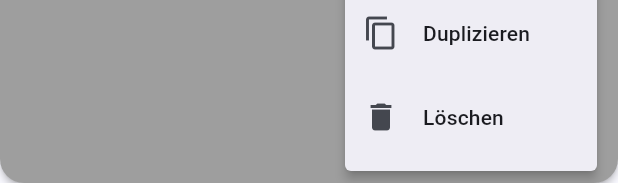
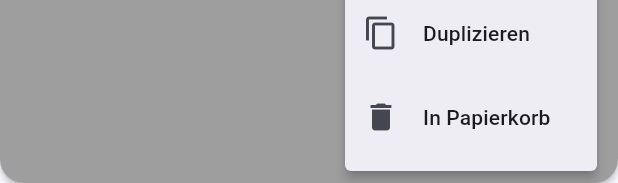
Before and after one commit to aaron-hausheer/Flutter_Test, a Flutter app: the StickyNoteTile widget shown alone on an empty page, opened directly with empty values, after a tap on the "keyboard control" icon, on a phone screen of 412 x 824 dp. Shown: the part 1053-1236 px from the top of the screen. Run offline on Flutter 3.47's test engine with Material 3 defaults, Android fonts, the phone set to English and light mode, and no system bars; our stand-ins replace supabase_flutter; accounts and stored records are empty.

Commit message:
Add recycle bin

```diff
--- a/lib/models/note.dart
+++ b/lib/models/note.dart
@@ -5,6 +5,7 @@ class Note {
   final DateTime createdAt;
   final int? groupId;
   final bool isFavorite;
+  final DateTime? deletedAt;
 
   const Note({
     required this.id,
@@ -13,6 +14,7 @@ class Note {
     required this.createdAt,
     required this.groupId,
     required this.isFavorite,
+    required this.deletedAt,
   });
 
   factory Note.fromMap(Map<String, dynamic> m) {
@@ -23,6 +25,8 @@ class Note {
     final DateTime createdAt = createdRaw is String ? DateTime.parse(createdRaw) : (createdRaw is DateTime ? createdRaw : DateTime.now());
     final int? groupId = m['group_id'] == null ? null : (m['group_id'] as num).toInt();
     final bool isFavorite = (m['is_favorite'] as bool?) ?? false;
-    return Note(id: id, title: title, content: content, createdAt: createdAt, groupId: groupId, isFavorite: isFavorite);
+    final dynamic delRaw = m['deleted_at'];
+    final DateTime? deletedAt = delRaw == null ? null : (delRaw is String ? DateTime.parse(delRaw) : (delRaw is DateTime ? delRaw : null));
+    return Note(id: id, title: title, content: content, createdAt: createdAt, groupId: groupId, isFavorite: isFavorite, deletedAt: deletedAt);
   }
 }
--- a/lib/widgets/sticky_note_tile.dart
+++ b/lib/widgets/sticky_note_tile.dart
@@ -8,6 +8,7 @@ class StickyNoteTile extends StatelessWidget {
   final bool selected;
   final Color tileColor;
   final bool isFavorite;
+  final bool inTrash;
   final VoidCallback onTap;
   final VoidCallback onLongPress;
   final VoidCallback onOpen;
@@ -15,6 +16,8 @@ class StickyNoteTile extends StatelessWidget {
   final VoidCallback onDuplicate;
   final VoidCallback onDelete;
   final VoidCallback onToggleFavorite;
+  final VoidCallback onRestore;
+  final VoidCallback onPurge;
 
   const StickyNoteTile({
     super.key,
@@ -25,6 +28,7 @@ class StickyNoteTile extends StatelessWidget {
     required this.selected,
     required this.tileColor,
     required this.isFavorite,
+    required this.inTrash,
     required this.onTap,
     required this.onLongPress,
     required this.onOpen,
@@ -32,6 +36,8 @@ class StickyNoteTile extends StatelessWidget {
     required this.onDuplicate,
     required this.onDelete,
     required this.onToggleFavorite,
+    required this.onRestore,
+    required this.onPurge,
   });
 
   @override
@@ -42,11 +48,7 @@ class StickyNoteTile extends StatelessWidget {
     final TextStyle bodyStyle = Theme.of(context).textTheme.bodyMedium!.copyWith(color: fg.withOpacity(0.95));
     final TextStyle footStyle = Theme.of(context).textTheme.bodySmall!.copyWith(color: fg.withOpacity(0.9));
 
-    return Semantics(
-      container: true,
-      label: title.isEmpty ? 'Notiz' : title,
-      hint: isFavorite ? 'Favorit' : '',
-      child: Material(
+    return Material(
       color: tileColor,
       elevation: 2,
       borderRadius: BorderRadius.circular(16),
@@ -54,8 +56,6 @@ class StickyNoteTile extends StatelessWidget {
         borderRadius: BorderRadius.circular(16),
         onTap: onTap,
         onLongPress: onLongPress,
-          child: ConstrainedBox(
-            constraints: const BoxConstraints(minWidth: 160, minHeight: 160),
         child: Padding(
           padding: const EdgeInsets.all(14),
           child: Column(
@@ -64,12 +64,11 @@ class StickyNoteTile extends StatelessWidget {
               Row(
                 children: <Widget>[
                   Expanded(child: Text(title.isEmpty ? 'Ohne Titel' : title, maxLines: 1, overflow: TextOverflow.ellipsis, style: titleStyle)),
-                      Tooltip(
-                        message: isFavorite ? 'Favorit entfernen' : 'Als Favorit markieren',
-                        child: IconButton(
+                  if (!inTrash)
+                    IconButton(
                       onPressed: onToggleFavorite,
                       icon: Icon(isFavorite ? Icons.star : Icons.star_border, color: fg),
-                        ),
+                      tooltip: isFavorite ? 'Favorit entfernen' : 'Als Favorit markieren',
                     ),
                 ],
               ),
@@ -82,17 +81,27 @@ class StickyNoteTile extends StatelessWidget {
                   PopupMenuButton<String>(
                     tooltip: 'Aktionen',
                     icon: Icon(Icons.more_horiz, color: fg),
-                        itemBuilder: (BuildContext c) => <PopupMenuEntry<String>>[
+                    itemBuilder: (BuildContext c) {
+                      if (inTrash) {
+                        return <PopupMenuEntry<String>>[
+                          const PopupMenuItem<String>(value: 'restore', child: ListTile(leading: Icon(Icons.restore), title: Text('Wiederherstellen'))),
+                          const PopupMenuItem<String>(value: 'purge', child: ListTile(leading: Icon(Icons.delete_forever), title: Text('Endgültig löschen'))),
+                        ];
+                      }
+                      return <PopupMenuEntry<String>>[
                         const PopupMenuItem<String>(value: 'open', child: ListTile(leading: Icon(Icons.open_in_new), title: Text('Öffnen'))),
                         const PopupMenuItem<String>(value: 'edit', child: ListTile(leading: Icon(Icons.edit), title: Text('Bearbeiten'))),
                         const PopupMenuItem<String>(value: 'dup', child: ListTile(leading: Icon(Icons.copy), title: Text('Duplizieren'))),
-                          const PopupMenuItem<String>(value: 'del', child: ListTile(leading: Icon(Icons.delete), title: Text('Löschen'))),
-                        ],
+                        const PopupMenuItem<String>(value: 'del', child: ListTile(leading: Icon(Icons.delete), title: Text('In Papierkorb'))),
+                      ];
+                    },
                     onSelected: (String v) {
                       if (v == 'open') onOpen();
                       if (v == 'edit') onEdit();
                       if (v == 'dup') onDuplicate();
                       if (v == 'del') onDelete();
+                      if (v == 'restore') onRestore();
+                      if (v == 'purge') onPurge();
                     },
                   ),
                 ],
@@ -106,8 +115,6 @@ class StickyNoteTile extends StatelessWidget {
           ),
         ),
       ),
-        ),
-      ),
     );
   }
 }
```
Also changed, not shown: lib/pages/notes/note_list_page.dart (+69 -131 lines), lib/services/notes_service.dart (+40 -5 lines), 1 other file. Lines whose indentation alone changed are shown as unchanged.
